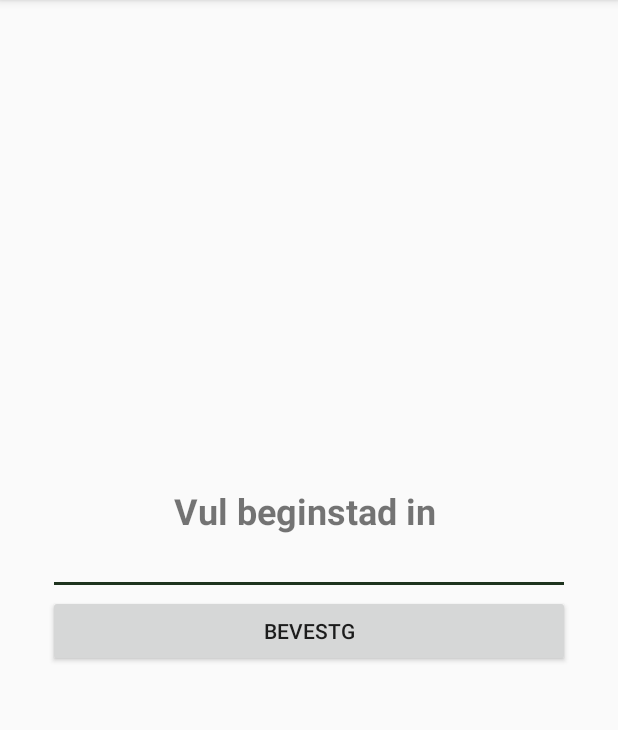
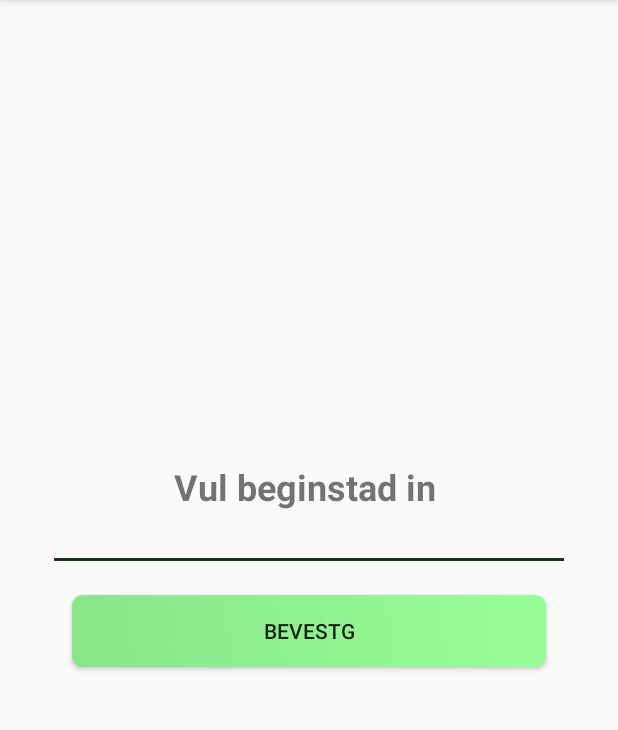
Before and after one commit to Lyr-7D1h/asodo, an Android app: the Route screen opened directly, with no data from a screen before it, on a phone screen of 412 x 824 dp, the part 84-814 px from its top. Run offline under Robolectric (Android 15) with nearby library versions, the phone set to English and light mode, and no system bars; 5 statements that could not run were skipped.

Commit message:
Update new buttons to new background

```diff
--- a/app/src/main/res/layout/route.xml
+++ b/app/src/main/res/layout/route.xml
@@ -101,7 +101,9 @@
                             android:id="@+id/enableLocationServices1"
                             android:layout_width="wrap_content"
                             android:layout_height="wrap_content"
+                            android:layout_margin="16dp"
                             android:layout_weight="1"
+                            android:background="@drawable/smallbuttons"
                             android:text="Activieer Locatie Services"
                             android:textSize="10sp"
                             app:layout_constraintBottom_toBottomOf="parent"
@@ -196,7 +198,9 @@
                             android:id="@+id/enableLocationServices2"
                             android:layout_width="wrap_content"
                             android:layout_height="wrap_content"
+                            android:layout_margin="16dp"
                             android:layout_weight="1"
+                            android:background="@drawable/smallbuttons"
                             android:text="Activieer Locatie Services"
                             android:textSize="10sp"
                             app:layout_constraintBottom_toBottomOf="parent"
@@ -336,7 +340,9 @@
                             android:id="@+id/enableLocationServices3"
                             android:layout_width="wrap_content"
                             android:layout_height="wrap_content"
+                            android:layout_margin="16dp"
                             android:layout_weight="1"
+                            android:background="@drawable/smallbuttons"
                             android:text="Activieer Locatie Services"
                             android:textSize="10sp"
                             app:layout_constraintBottom_toBottomOf="parent"
@@ -433,6 +439,8 @@
                 android:id="@+id/enterCitySubmit"
                 android:layout_width="match_parent"
                 android:layout_height="wrap_content"
+                android:layout_margin="16dp"
+                android:background="@drawable/smallbuttons"
                 android:text="Bevestg" />
 
         </LinearLayout>
```
